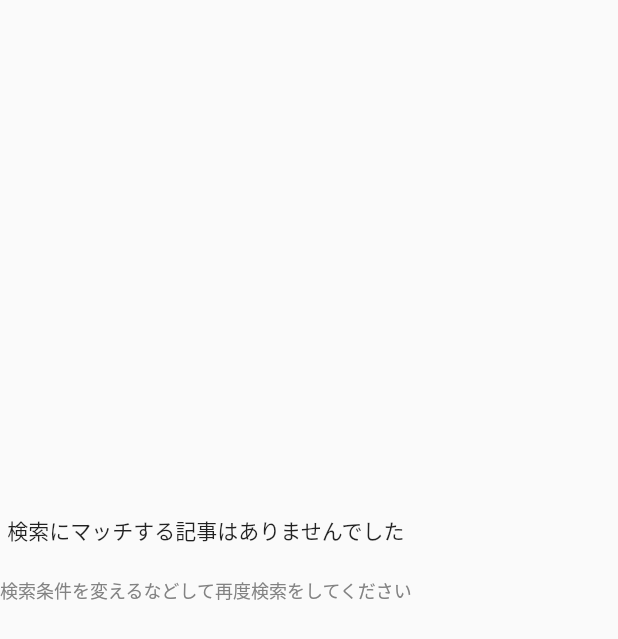
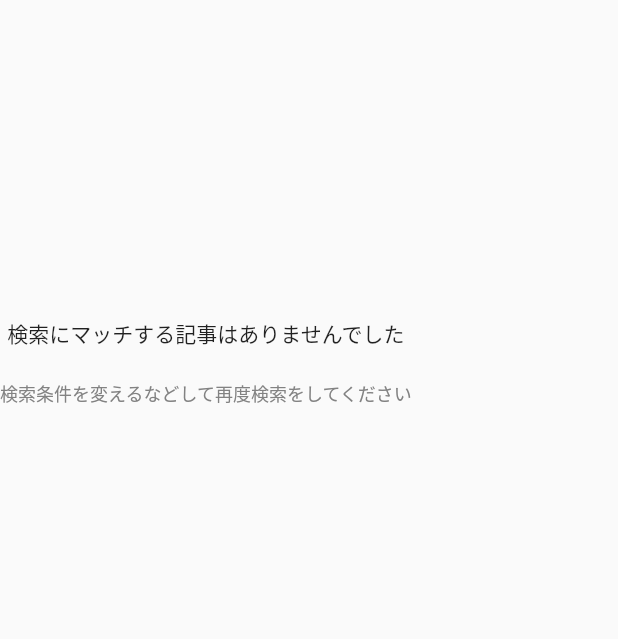
Before and after one commit to shinonome-inc/qiita_client_yo, a Flutter app: the EmptySearchResultView widget shown alone on an empty page, opened directly, on a phone screen of 412 x 824 dp. Shown: the top 639 px of the screen. Run offline on Flutter 3.47's test engine with Material 2 defaults, Android fonts, the phone set to English and light mode, and no system bars; our stand-ins replace cached_network_image, flutter_secure_storage, package_info_plus, shared_preferences, webview_flutter; accounts and stored records are empty; network calls fail.

Commit message:
fix layout collapse for EmptySearchResultView class

```diff
--- a/mobile_qiita_app/lib/views/empty_serch_result_view.dart
+++ b/mobile_qiita_app/lib/views/empty_serch_result_view.dart
@@ -7,10 +7,12 @@ class EmptySearchResultView extends StatelessWidget {
 
   @override
   Widget build(BuildContext context) {
-    return SafeArea(
-      child: Container(
+    double deviceHeight = MediaQuery.of(context).size.height;
+    return Container(
+      margin: EdgeInsets.only(top: deviceHeight / 2 - 200),
+      height: 61.0,
       child: Column(
-          mainAxisAlignment: MainAxisAlignment.center,
+        crossAxisAlignment: CrossAxisAlignment.center,
         children: <Widget>[
           const Text('検索にマッチする記事はありませんでした'),
           const SizedBox(height: 20.0),
@@ -21,9 +23,7 @@ class EmptySearchResultView extends StatelessWidget {
               fontSize: 12.0,
             ),
           ),
-            const SizedBox(height: 78.0), // 画面比率の調整
         ],
-        ),
       ),
     );
   }
```
Lines whose indentation alone changed are shown as unchanged.
